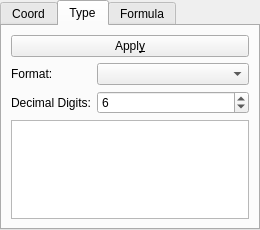
narunlifescience/AlphaPlot, file AlphaPlot/src/future/matrix/matrixcontroltabs.ui: the form before one commit.
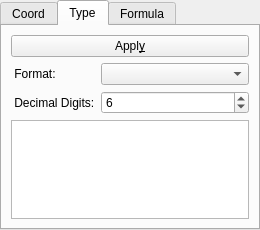
The form after the commit. The open tabs and pages were chosen to show the change.

Patch:
```diff
--- a/AlphaPlot/src/future/matrix/matrixcontroltabs.ui
+++ b/AlphaPlot/src/future/matrix/matrixcontroltabs.ui
@@ -337,7 +337,7 @@
       <attribute name="title">
        <string>Type</string>
       </attribute>
-      <layout class="QGridLayout">
+      <layout class="QGridLayout" name="_3">
        <item row="0" column="0" colspan="2">
         <widget class="QPushButton" name="button_set_format">
          <property name="sizePolicy">
@@ -360,7 +360,7 @@
        <item row="2" column="0">
         <widget class="QLabel" name="format_label">
          <property name="text">
-          <string>Format:</string>
+          <string> Format:</string>
          </property>
          <property name="buddy">
           <cstring>format_box</cstring>
@@ -395,7 +395,7 @@
        <item row="3" column="0">
         <widget class="QLabel" name="digits_label">
          <property name="text">
-          <string>Decimal Digits:</string>
+          <string> Decimal Digits:</string>
          </property>
          <property name="buddy">
           <cstring>digits_box</cstring>
```
Left out of the diff: 8 changed lines with no effect on the pictures.
